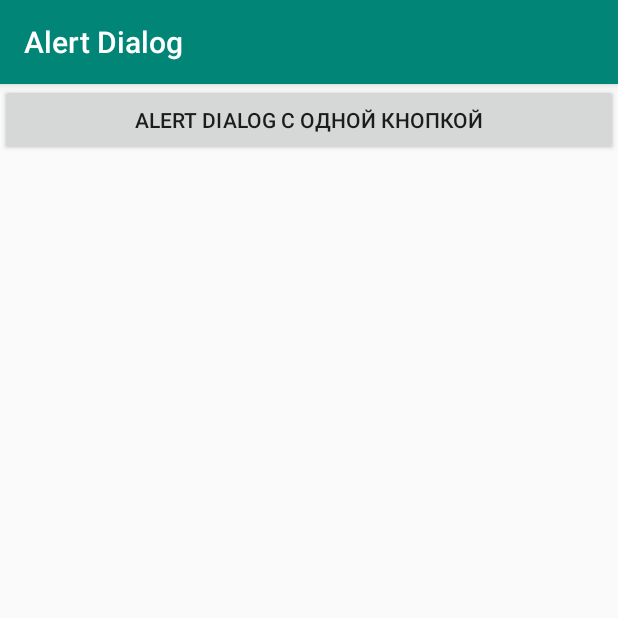
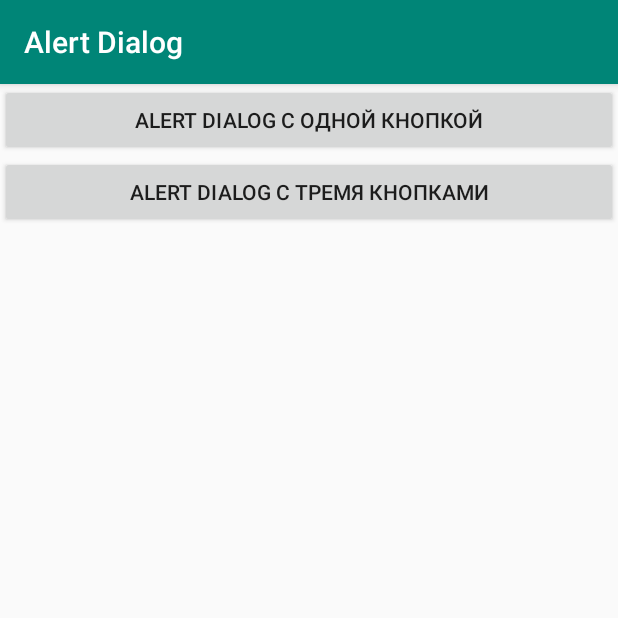
Before and after one commit to GeekBrainsAndroid/Android2019_2, an Android app: the screen it shows after launch (MainActivity), on a phone screen of 412 x 824 dp, the top half of it. Run offline under Robolectric (Android 15) with nearby library versions, the phone set to English and light mode, and no system bars.

Commit message:
AlertDialog: Диалог с 3-мя кнопками

```diff
--- a/Lesson-2/AlertDialog/app/src/main/res/layout/activity_main.xml
+++ b/Lesson-2/AlertDialog/app/src/main/res/layout/activity_main.xml
@@ -12,4 +12,11 @@
         android:layout_width="match_parent"
         android:layout_height="wrap_content"
         android:text="@string/alert_dialog_1" />
+
+    <Button
+        android:id="@+id/alertDialog3"
+        android:layout_width="match_parent"
+        android:layout_height="wrap_content"
+        android:text="@string/alert_dialog_3" />
+
 </LinearLayout>
--- a/Lesson-2/AlertDialog/app/src/main/res/values/strings.xml
+++ b/Lesson-2/AlertDialog/app/src/main/res/values/strings.xml
@@ -1,7 +1,11 @@
 <resources>
     <string name="app_name">Alert Dialog</string>
     <string name="alert_dialog_1">Alert Dialog с одной кнопкой</string>
+    <string name="alert_dialog_3">Alert Dialog с тремя кнопками</string>
     <string name="exclamation">Важное сообщение!</string>
     <string name="press_button">Нажмите кнопку!</string>
     <string name="button">КНОПКА</string>
+    <string name="yes">Да</string>
+    <string name="no">Нет</string>
+    <string name="dunno">Не знаю</string>
 </resources>
```
Also changed, not shown: Lesson-2/AlertDialog/app/src/main/java/ru/geekbrains/alertdialog/MainActivity.java (+42 -0 lines).
